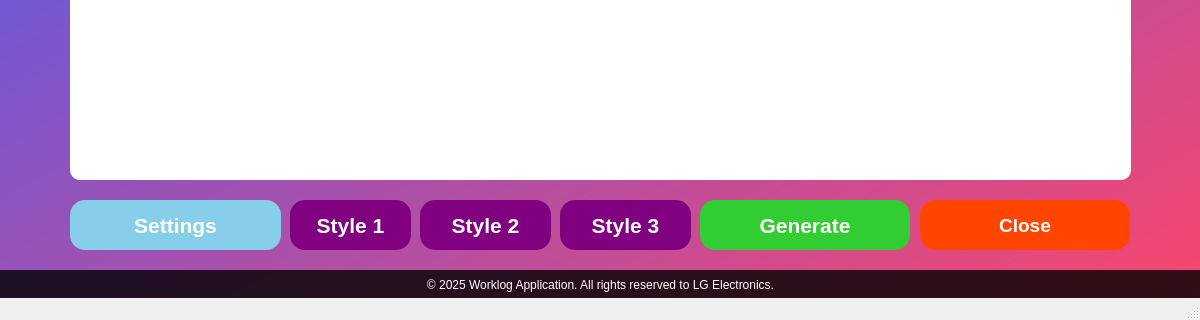
The window that worklog.ui (nakkasoft/das-worklog) describes before a commit, drawn with Qt 5; both pictures show x 0 to 1200 and y 380 to 700 of the 1200 by 700 pixel window.
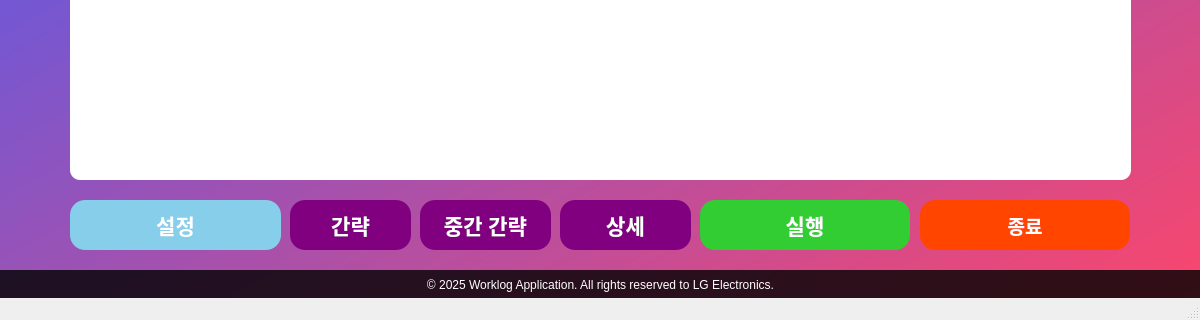
The same window after the commit. Icons and pictures are not drawn.

The edit to the form file:
```diff
--- a/worklog.ui
+++ b/worklog.ui
@@ -194,7 +194,7 @@
      </string>
     </property>
     <property name="text">
-     <string>Generate</string>
+     <string>실행</string>
     </property>
    </widget>
    <widget class="QPushButton" name="closeButton">
@@ -232,7 +232,7 @@
      </string>
     </property>
     <property name="text">
-     <string>Close</string>
+     <string>종료</string>
     </property>
    </widget>
    <widget class="QPushButton" name="pushButton_3">
@@ -270,7 +270,7 @@
      </string>
     </property>
     <property name="text">
-     <string>Settings</string>
+     <string>설정</string>
     </property>
    </widget>
    <widget class="QLabel" name="footer">
@@ -333,7 +333,7 @@
      </string>
     </property>
     <property name="text">
-     <string>Style 1</string>
+     <string>간략</string>
     </property>
    </widget>
    <widget class="QPushButton" name="pushButton_5">
@@ -371,7 +371,7 @@
      </string>
     </property>
     <property name="text">
-     <string>Style 2</string>
+     <string>중간 간략</string>
     </property>
    </widget>
    <widget class="QPushButton" name="pushButton_6">
@@ -409,7 +409,7 @@
      </string>
     </property>
     <property name="text">
-     <string>Style 3</string>
+     <string>상세</string>
     </property>
    </widget>
   </widget>
```
